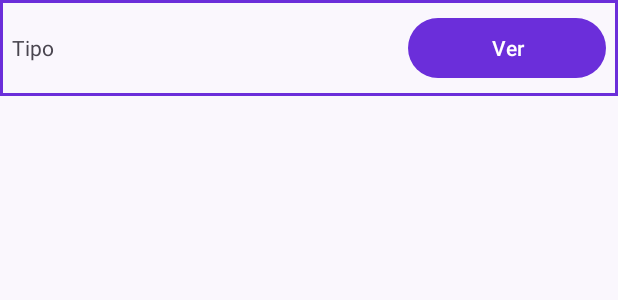
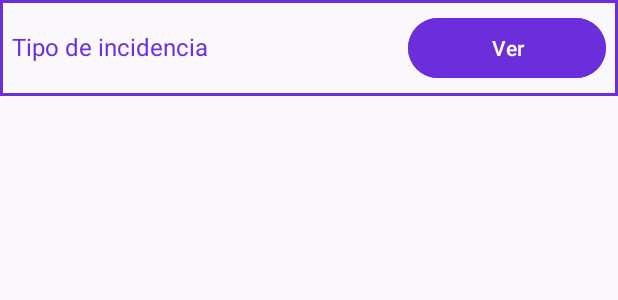
Before and after one commit to MarcosGomezVega/TFG-App-IA-IncidenciasViales, an Android app: the layout item_incident.xml on its own in the app's theme, with its tools: preview values and no code run, on a phone screen of 412 x 824 dp. Shown: the top 300 px of the screen. Run offline under Robolectric (Android 15) with nearby library versions, the phone set to English and light mode, and no system bars.

Commit message:
fix: Connect incidents with database #8

```diff
--- a/app/app/src/main/java/com/example/myapplication/Incident.java
+++ b/app/app/src/main/java/com/example/myapplication/Incident.java
@@ -10,6 +10,10 @@ public class Incident {
     this.id = id;
   }
 
+  public Incident(String tipo){
+    this.tipo  = tipo;
+  }
+
   public String getTipo() { return tipo; }
   public int getId(){return id;}
 
--- a/app/app/src/main/java/com/example/myapplication/IncidentAdapter.java
+++ b/app/app/src/main/java/com/example/myapplication/IncidentAdapter.java
@@ -24,7 +24,6 @@ public class IncidentAdapter extends RecyclerView.Adapter<IncidentAdapter.Incide
 
   @Override
   public IncidentViewHolder onCreateViewHolder(ViewGroup parent, int viewType) {
-    // Inflar el layout de la fila
     View view = LayoutInflater.from(context).inflate(R.layout.item_incident, parent, false);
     return new IncidentViewHolder(view);
   }
--- a/app/app/src/main/java/com/example/myapplication/database/DBConexion.java
+++ b/app/app/src/main/java/com/example/myapplication/database/DBConexion.java
@@ -40,6 +40,7 @@ public class DBConexion extends SQLiteOpenHelper {
   @Override
   public void onUpgrade(SQLiteDatabase db, int oldVersion, int newVersion) {
     db.execSQL("DROP TABLE IF EXISTS usuarios");
+    db.execSQL("DROP TABLE IF EXISTS incidencias");
     onCreate(db);
   }
 }
--- a/app/app/src/main/res/layout/item_incident.xml
+++ b/app/app/src/main/res/layout/item_incident.xml
@@ -13,13 +13,19 @@
     android:layout_width="0dp"
     android:layout_weight="2"
     android:layout_height="wrap_content"
-    android:gravity="center_vertical"
-    android:text="Tipo" />
+    android:text="Tipo de incidencia"
+    android:textSize="16sp"
+    android:textColor="@color/colorPrimary"
+    android:maxLines="1"
+    android:ellipsize="end"
+    android:paddingEnd="8dp"/>
 
   <Button
     android:id="@+id/btnVer"
     android:layout_width="0dp"
     android:layout_weight="1"
     android:layout_height="wrap_content"
-    android:text="Ver" />
+    android:text="Ver"
+    android:backgroundTint="@color/colorPrimary"
+    android:textColor="@color/onPrimary"/>
 </LinearLayout>
```
Also changed, not shown: app/app/src/main/java/com/example/myapplication/IncidentActivity.java (+14 -4 lines), app/app/src/main/java/com/example/myapplication/database/DBManager.java (+19 -0 lines).
